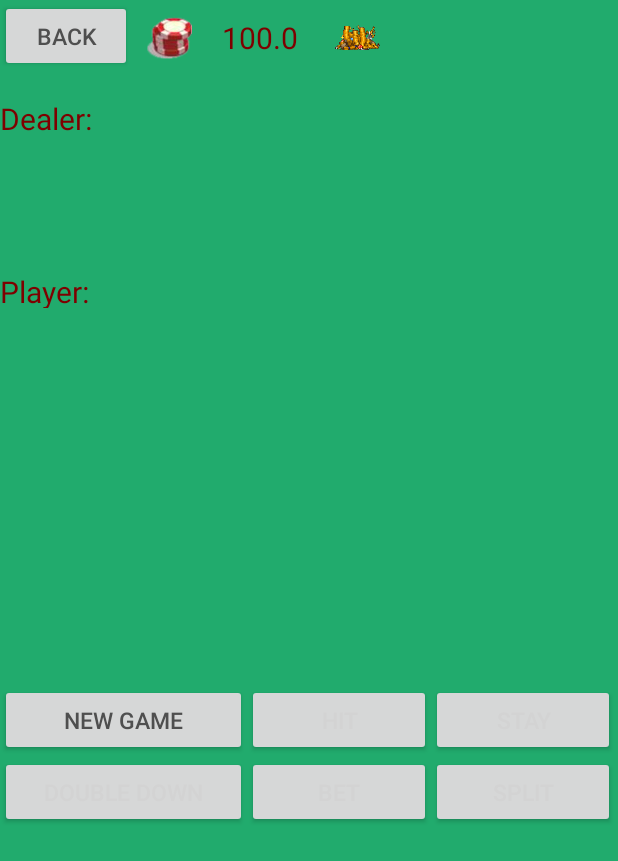
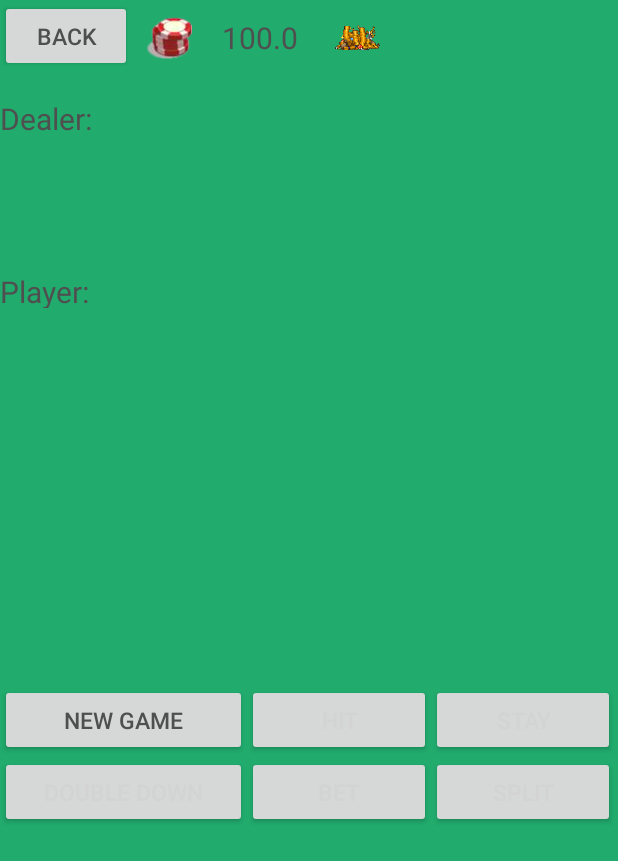
Before and after one commit to atp0910/Black_Jack, an Android app: the screen it shows after launch (BlackJackCasino), on a phone screen of 412 x 824 dp. Shown: the top 861 px of the screen. Run offline under Robolectric (Android 15) with nearby library versions, the phone set to English and light mode, and no system bars.

```diff
--- a/app/src/main/res/layout/casino_game.xml
+++ b/app/src/main/res/layout/casino_game.xml
@@ -39,7 +39,7 @@
             android:layout_gravity="center"
             android:gravity="left"
             android:padding="10dp"
-            android:textColor="@color/notification_text_color"
+            android:textColor="@color/player_text_color"
             android:textSize="@dimen/text_size" />
         <ImageView
             android:id="@+id/pot"
@@ -63,7 +63,7 @@
             android:text=""
             android:gravity="left"
             android:padding="10dp"
-            android:textColor="@color/notification_text_color"
+            android:textColor="@color/player_text_color"
             android:textSize="@dimen/text_size" />
     </LinearLayout>
 
@@ -93,7 +93,7 @@
                     android:gravity="center"
                     android:paddingTop="15dp"
                     android:text="@string/dealer"
-                    android:textColor="@color/notification_text_color"
+                    android:textColor="@color/player_text_color"
                     android:textSize="@dimen/text_size" />
 
                 <TextView
@@ -118,7 +118,7 @@
                     android:gravity="center"
                     android:paddingTop="15dp"
                     android:text=""
-                    android:textColor="@color/player_text_color"
+                    android:textColor="@color/notification_text_color"
                     android:textSize="@dimen/text_size" />
             </LinearLayout>
 
@@ -178,7 +178,7 @@
                     android:gravity="center"
                     android:paddingTop="15dp"
                     android:text="@string/player"
-                    android:textColor="@color/notification_text_color"
+                    android:textColor="@color/player_text_color"
                     android:textSize="@dimen/text_size" />
 
                 <TextView
@@ -203,7 +203,7 @@
                     android:gravity="center"
                     android:paddingTop="15dp"
                     android:text=""
-                    android:textColor="@color/player_text_color"
+                    android:textColor="@color/notification_text_color"
                     android:textSize="@dimen/text_size" />
             </LinearLayout>
 
```
